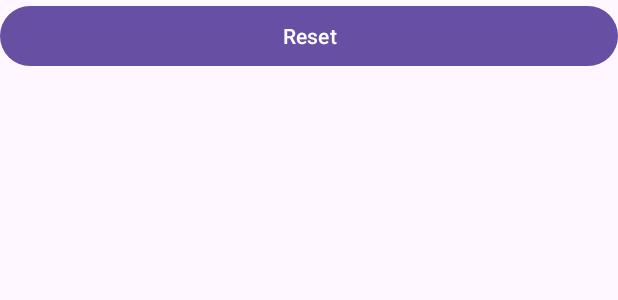
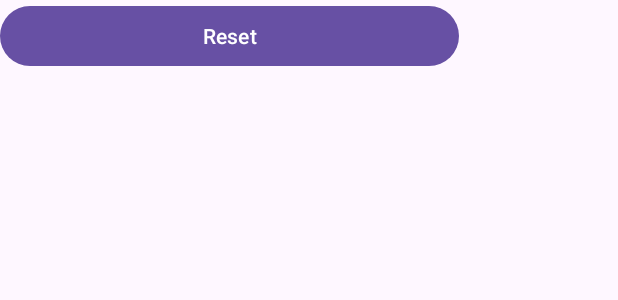
Before and after one commit to sprigg26/LightsOut3, an Android app: the layout activity_main.xml on its own in the app's theme, with its tools: preview values and no code run, on a phone screen of 412 x 824 dp. Shown: the top 300 px of the screen. Run offline under Robolectric (Android 15) with nearby library versions, the phone set to English and light mode, and no system bars.

Commit message:
added comments cleaned code

```diff
--- a/app/src/main/res/drawable/white.xml
+++ b/app/src/main/res/drawable/white.xml
@@ -1,5 +1,5 @@
 <?xml version="1.0" encoding="utf-8"?>
 <shape xmlns:android="http://schemas.android.com/apk/res/android">
-    <solid android:color="#FFFFFF" /> <!-- Transparent background -->
+    <solid android:color="#FFFFFF" />
     <stroke android:color="#000000" />
 </shape>
--- a/app/src/main/res/layout/activity_main.xml
+++ b/app/src/main/res/layout/activity_main.xml
@@ -1,23 +1,22 @@
 <?xml version="1.0" encoding="utf-8"?>
-<LinearLayout android:layout_width="match_parent"
+<LinearLayout xmlns:android="http://schemas.android.com/apk/res/android"
+    android:layout_width="match_parent"
     android:layout_height="match_parent"
-    android:orientation="vertical"
-    xmlns:android="http://schemas.android.com/apk/res/android">
+    android:orientation="vertical">
 
     <Button
         android:id="@+id/button2"
-        android:layout_width="match_parent"
+        android:layout_width="306dp"
         android:layout_height="wrap_content"
         android:text="Reset" />
 
-    <androidx.gridlayout.widget.GridLayout
+    <androidx.gridlayout.widget.GridLayout xmlns:android="http://schemas.android.com/apk/res/android"
+        xmlns:app="http://schemas.android.com/apk/res-auto"
         android:id="@+id/gridLayout"
         android:layout_width="match_parent"
         android:layout_height="match_parent"
         app:columnCount="5"
-        app:rowCount="5"
-        xmlns:app="http://schemas.android.com/apk/res-auto"
-        xmlns:android="http://schemas.android.com/apk/res/android">
+        app:rowCount="5">
 
 
     </androidx.gridlayout.widget.GridLayout>
```
Also changed, not shown: app/src/main/java/com/example/lightsout3/MainActivity.java (+31 -10 lines).
